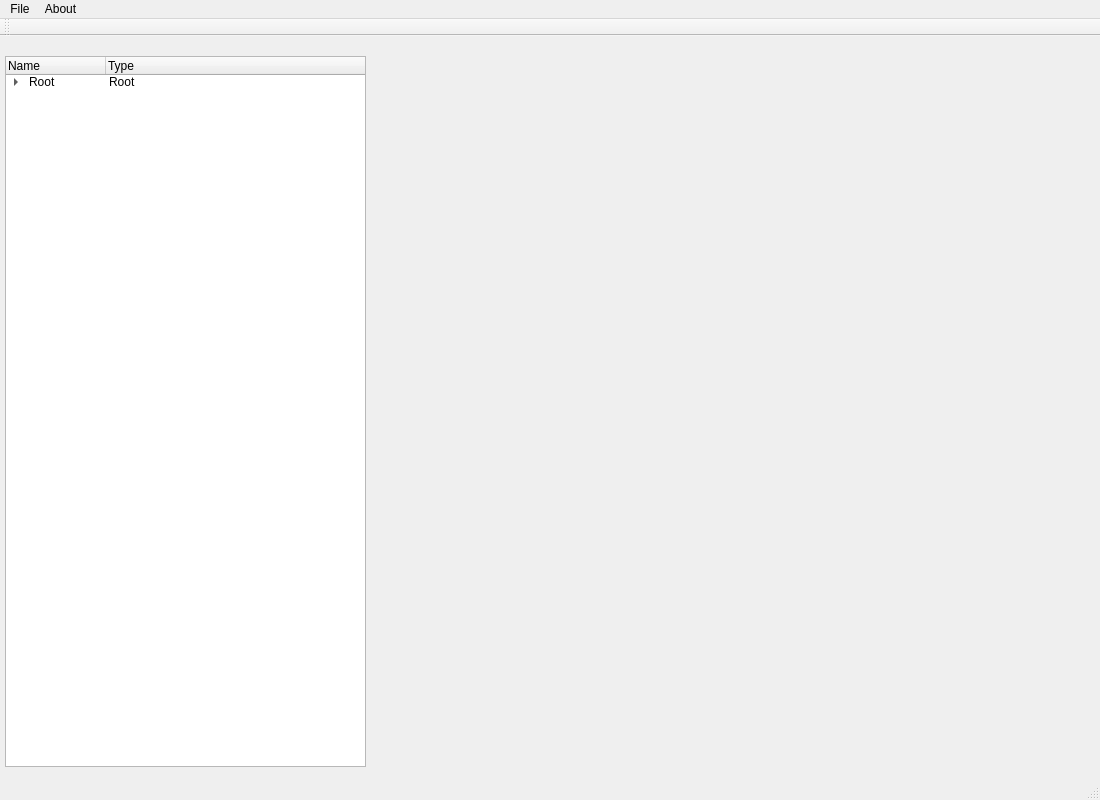
This is WaveSim/WaveSim/WaveSim.ui in willamm/WaveSimulator as Qt 5 draws it before an edit. The edited form follows.
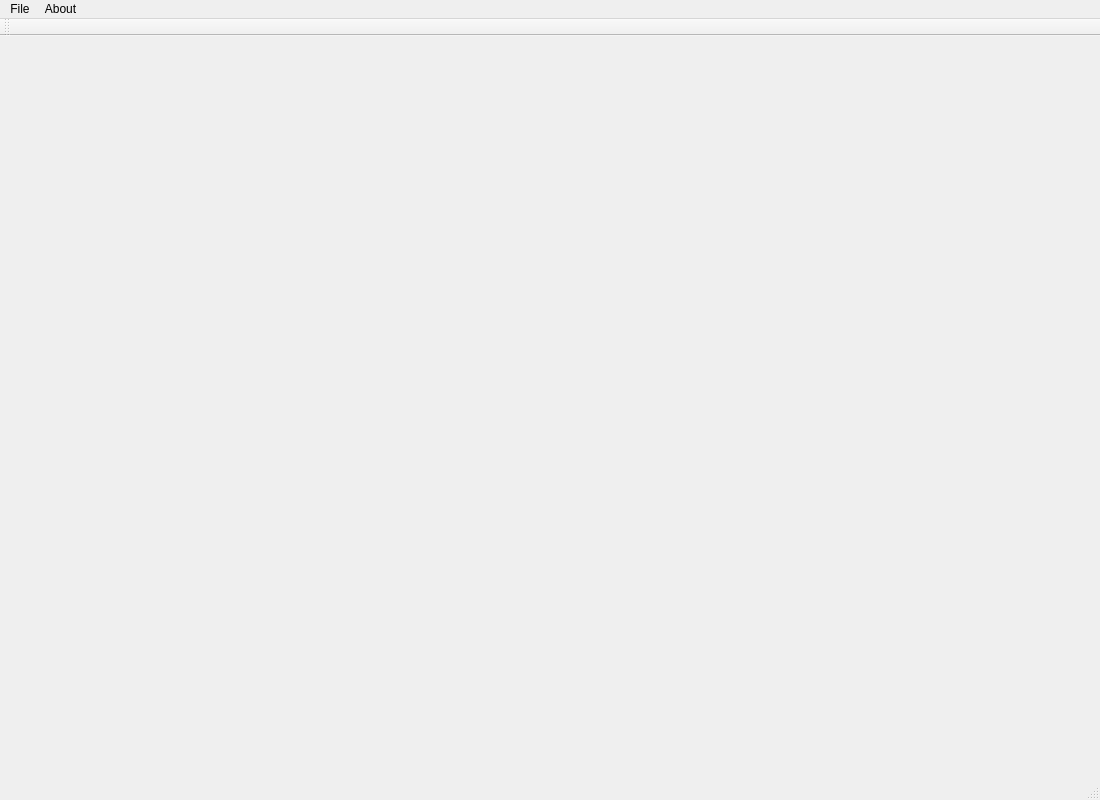
This is the edited form.

Commit message: Refactored object tree into its own class, and changed DatabaseRef to be a singleton

```diff
--- a/WaveSim/WaveSim/WaveSim.ui
+++ b/WaveSim/WaveSim/WaveSim.ui
@@ -19,52 +19,7 @@
   <property name="windowTitle">
    <string>WaveSim</string>
   </property>
-  <widget class="QWidget" name="centralWidget">
-   <widget class="QTreeWidget" name="treeWidget">
-    <property name="geometry">
-     <rect>
-      <x>5</x>
-      <y>20</y>
-      <width>361</width>
-      <height>711</height>
-     </rect>
-    </property>
-    <column>
-     <property name="text">
-      <string>Name</string>
-     </property>
-    </column>
-    <column>
-     <property name="text">
-      <string>Type</string>
-     </property>
-    </column>
-    <item>
-     <property name="text">
-      <string>Root</string>
-     </property>
-     <property name="text">
-      <string>Root</string>
-     </property>
-     <item>
-      <property name="text">
-       <string>Geometry</string>
-      </property>
-      <property name="text">
-       <string>Group</string>
-      </property>
-     </item>
-     <item>
-      <property name="text">
-       <string>Solvers</string>
-      </property>
-      <property name="text">
-       <string>Group</string>
-      </property>
-     </item>
-    </item>
-   </widget>
-  </widget>
+  <widget class="QWidget" name="centralWidget"/>
   <widget class="QMenuBar" name="menuBar">
    <property name="geometry">
     <rect>
```
Left out of the diff: 4 changed lines with no effect on the pictures. The commit also changes 16 other files.
